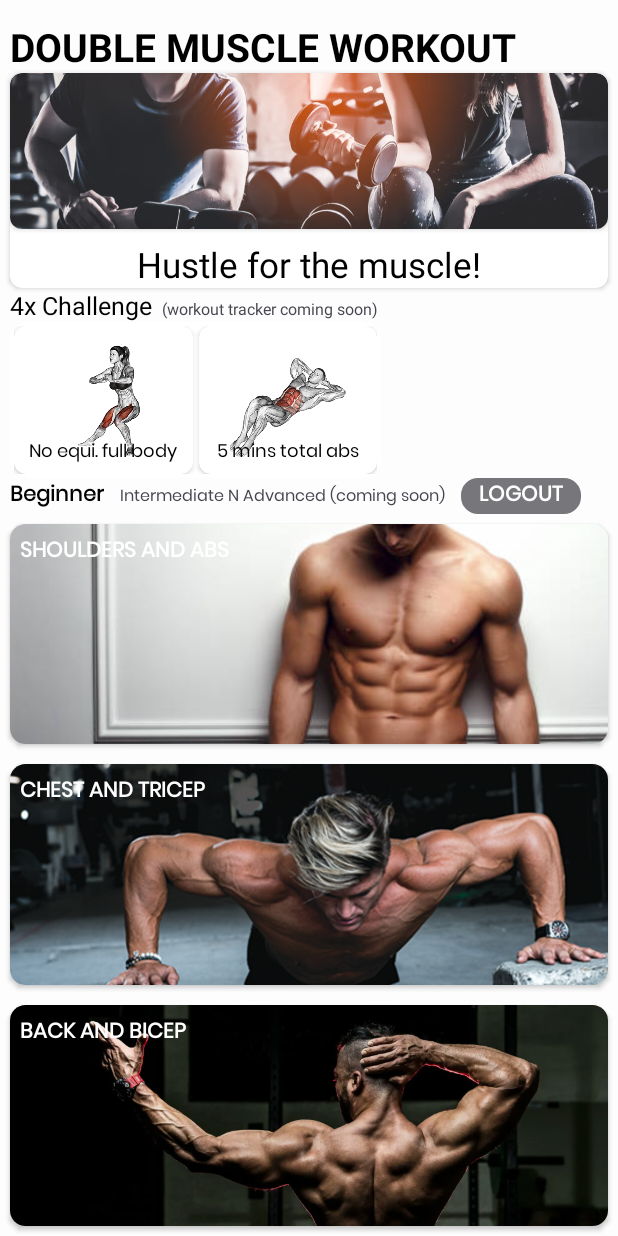
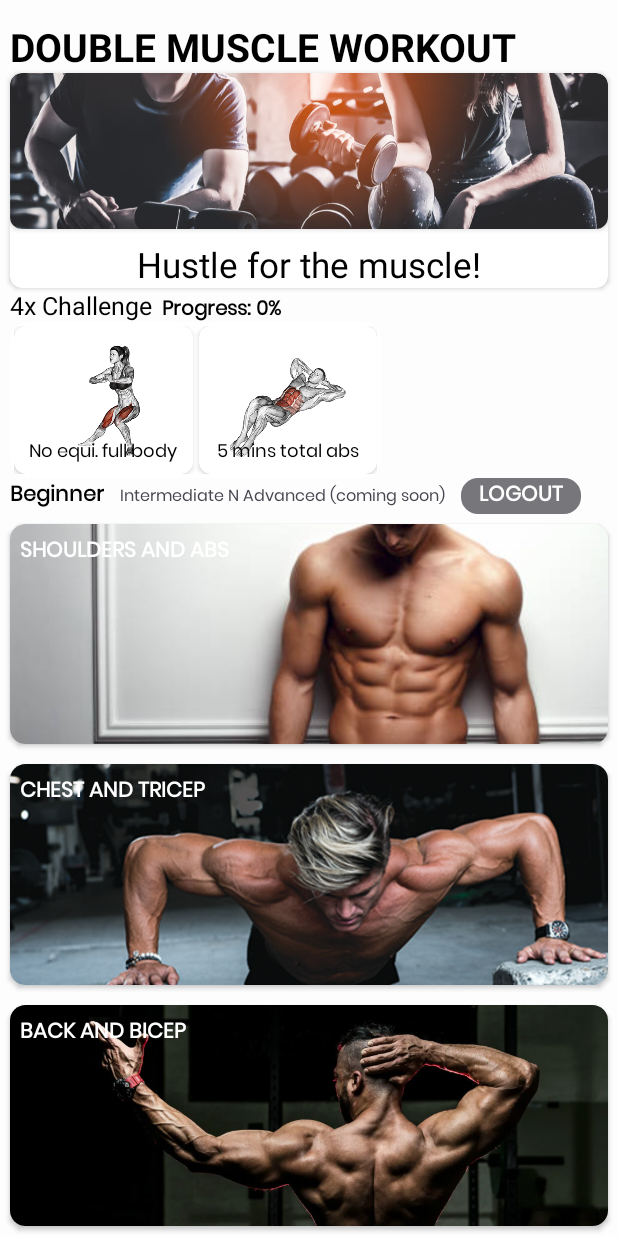
Before and after one commit to ravigavade/Double-Muscle-Workout, an Android app: the screen it shows after launch once a user with an empty profile is signed in (MainActivity), on a phone screen of 412 x 824 dp. Run offline under Robolectric (Android 15) with nearby library versions, the phone set to English and light mode, and no system bars; our stand-ins replace Firebase (no records; nobody signed in at launch, a user with empty details on screens opened directly), sdp/ssp sizes; Roboto replaces fonts that are not available here.

Commit message:
added tracker

```diff
--- /dev/null
+++ b/app/src/main/java/com/example/jimjam/ExerciseProgressUtil.kt
@@ -0,0 +1,22 @@
+package com.example.jimjam
+
+import android.content.Context
+import android.content.SharedPreferences
+
+object ExerciseProgressUtil {
+
+    private const val PREFS_NAME = "exercise_progress_prefs"
+    private const val COMPLETED_EXERCISES_KEY = "completed_exercises"
+
+    fun getCompletedExercises(context: Context): Set<Int> {
+        val prefs = context.getSharedPreferences(PREFS_NAME, Context.MODE_PRIVATE)
+        return prefs.getStringSet(COMPLETED_EXERCISES_KEY, setOf())!!.map { it.toInt() }.toSet()
+    }
+
+    fun addCompletedExercise(context: Context, exerciseId: Int) {
+        val prefs = context.getSharedPreferences(PREFS_NAME, Context.MODE_PRIVATE)
+        val completedExercises = getCompletedExercises(context).toMutableSet()
+        completedExercises.add(exerciseId)
+        prefs.edit().putStringSet(COMPLETED_EXERCISES_KEY, completedExercises.map { it.toString() }.toSet()).apply()
+    }
+}
--- a/app/src/main/java/com/example/jimjam/MainActivity.kt
+++ b/app/src/main/java/com/example/jimjam/MainActivity.kt
@@ -3,6 +3,7 @@ package com.example.jimjam
 import android.content.Intent
 import android.os.Bundle
 import android.util.Log
+import android.widget.TextView
 import android.widget.Toast
 import androidx.appcompat.app.AppCompatActivity
 import com.example.jimjam.databinding.ActivityMainBinding
@@ -13,14 +14,25 @@ import com.google.firebase.ktx.Firebase
 class MainActivity : AppCompatActivity() {
 
     private lateinit var auth: FirebaseAuth
+    private lateinit var binding: ActivityMainBinding
+
+    // Track completed exercises
+    private var totalExercises = 0
+    private var completedExercises = 0
 
     override fun onCreate(savedInstanceState: Bundle?) {
         super.onCreate(savedInstanceState)
 
         auth = Firebase.auth
+        binding = ActivityMainBinding.inflate(layoutInflater)
+        setContentView(binding.root)
 
-        val binding = ActivityMainBinding.inflate(layoutInflater)
-        setContentView(binding.root)
+        // Initialize totalExercises based on your actual exercises
+        totalExercises = 18 // Example: adjust based on your actual exercise count
+        completedExercises = 0
+
+        updateProgress()
+
 
         binding.BackAndBicepCard.setOnClickListener {
             startActivity(Intent(this, CardBackBiceps::class.java))
@@ -45,7 +57,6 @@ class MainActivity : AppCompatActivity() {
         binding.logoutbtn.setOnClickListener {
             try {
                 Firebase.auth.signOut()
-                // No need to check currentUser after signOut; the user should be logged out.
                 startActivity(Intent(this, LoginAvitivity::class.java))
                 finish()
             } catch (e: Exception) {
@@ -54,4 +65,22 @@ class MainActivity : AppCompatActivity() {
             }
         }
     }
+    override fun onResume() {
+        super.onResume()
+        updateProgress()
+    }
+
+    private fun updateProgress() {
+        val completedExercises = ExerciseProgressUtil.getCompletedExercises(this)
+        val progressPercentage = (completedExercises.size * 100) / totalExercises
+        binding.progressTextView.text = "Progress: $progressPercentage%"
+    }
+
+
+    // Call this function whenever an exercise is completed
+    private fun onExerciseCompleted() {
+        completedExercises++
+        updateProgress()
+        Toast.makeText(this, "Exercise completed! Progress: ${(completedExercises * 100) / totalExercises}%", Toast.LENGTH_SHORT).show()
+    }
 }
--- a/app/src/main/res/layout/activity_card_chest_tricep.xml
+++ b/app/src/main/res/layout/activity_card_chest_tricep.xml
@@ -50,6 +50,7 @@
             android:layout_height="wrap_content">
 
             <androidx.cardview.widget.CardView
+                android:id="@+id/card1"
                 android:layout_width="match_parent"
                 android:layout_margin="@dimen/_5sdp"
                 android:backgroundTint="@color/white"
@@ -86,6 +87,7 @@
             </androidx.cardview.widget.CardView>
 
             <androidx.cardview.widget.CardView
+                android:id="@+id/card2"
                 android:layout_width="match_parent"
                 android:layout_margin="@dimen/_5sdp"
                 app:cardCornerRadius="@dimen/_8sdp"
@@ -126,6 +128,7 @@
                 android:layout_margin="@dimen/_5sdp"
                 android:backgroundTint="@color/white"
                 app:cardCornerRadius="@dimen/_8sdp"
+                android:id="@+id/card3"
                 android:layout_height="@dimen/_100sdp">
                 <LinearLayout
                     android:layout_width="match_parent"
@@ -160,6 +163,7 @@
             <androidx.cardview.widget.CardView
                 android:layout_width="match_parent"
                 android:layout_margin="@dimen/_5sdp"
+                android:id="@+id/card4"
                 android:backgroundTint="@color/white"
                 app:cardCornerRadius="@dimen/_8sdp"
                 android:layout_height="@dimen/_100sdp">
@@ -194,6 +198,7 @@
             </androidx.cardview.widget.CardView>
 
             <androidx.cardview.widget.CardView
+                android:id="@+id/card5"
                 android:layout_width="match_parent"
                 android:layout_margin="@dimen/_5sdp"
                 android:backgroundTint="@color/white"
@@ -234,6 +239,7 @@
                 android:layout_width="match_parent"
                 android:layout_margin="@dimen/_5sdp"
                 android:backgroundTint="@color/white"
+                android:id="@+id/card6"
                 app:cardCornerRadius="@dimen/_8sdp"
                 android:layout_height="@dimen/_100sdp">
                 <LinearLayout
--- a/app/src/main/res/layout/activity_card_shoulder_abs.xml
+++ b/app/src/main/res/layout/activity_card_shoulder_abs.xml
@@ -47,6 +47,7 @@
             android:layout_height="wrap_content">
 
             <androidx.cardview.widget.CardView
+                android:id="@+id/card1"
                 android:layout_width="match_parent"
                 android:layout_margin="@dimen/_5sdp"
                 app:cardCornerRadius="@dimen/_8sdp"
@@ -83,6 +84,7 @@
             </androidx.cardview.widget.CardView>
 
             <androidx.cardview.widget.CardView
+                android:id="@+id/card2"
                 android:layout_width="match_parent"
                 android:layout_margin="@dimen/_5sdp"
                 app:cardCornerRadius="@dimen/_8sdp"
@@ -120,6 +122,7 @@
 
             <androidx.cardview.widget.CardView
                 android:layout_width="match_parent"
+                android:id="@+id/card3"
                 android:layout_margin="@dimen/_5sdp"
                 app:cardCornerRadius="@dimen/_8sdp"
                 android:backgroundTint="@color/white"
@@ -156,6 +159,7 @@
 
             <androidx.cardview.widget.CardView
                 android:layout_width="match_parent"
+                android:id="@+id/card4"
                 android:layout_margin="@dimen/_5sdp"
                 android:backgroundTint="@color/white"
                 app:cardCornerRadius="@dimen/_8sdp"
@@ -192,6 +196,7 @@
 
             <androidx.cardview.widget.CardView
                 android:layout_width="match_parent"
+                android:id="@+id/card5"
                 android:layout_margin="@dimen/_5sdp"
                 app:cardCornerRadius="@dimen/_8sdp"
                 android:backgroundTint="@color/white"
@@ -231,6 +236,7 @@
                 android:layout_width="match_parent"
                 android:layout_margin="@dimen/_5sdp"
                 android:backgroundTint="@color/white"
+                android:id="@+id/card6"
                 app:cardCornerRadius="@dimen/_8sdp"
                 android:layout_height="@dimen/_100sdp">
                 <LinearLayout
--- a/app/src/main/res/layout/activity_main.xml
+++ b/app/src/main/res/layout/activity_main.xml
@@ -68,11 +68,16 @@
             android:text="4x Challenge"/>
 
         <TextView
-            android:layout_width="wrap_content"
+            android:id="@+id/progressTextView"
+            android:layout_width="match_parent"
             android:layout_height="wrap_content"
-            android:layout_marginLeft="@dimen/_5sdp"
-            android:textSize="@dimen/_8ssp"
-            android:text="(workout tracker coming soon)"/>
+            android:fontFamily="@font/poppins"
+            android:paddingHorizontal="@dimen/_5sdp"
+            android:text="Progress: 0%"
+            android:textColor="@color/black"
+            android:textSize="@dimen/_10ssp"
+            android:textStyle="bold"
+            />
 
     </LinearLayout>
 
--- a/app/src/main/res/values/colors.xml
+++ b/app/src/main/res/values/colors.xml
@@ -2,4 +2,6 @@
 <resources>
     <color name="black">#FF000000</color>
     <color name="white">#FFFFFFFF</color>
+    <color name="gray">#948F8F</color>
+    <color name="green">#4CAF50</color>
 </resources>
```
Also changed, not shown: app/src/main/java/com/example/jimjam/CardBackBiceps.kt (+37 -9 lines), app/src/main/java/com/example/jimjam/CardChestTricep.kt (+37 -5 lines), app/src/main/java/com/example/jimjam/CardShoulderABS.kt (+36 -9 lines), app/src/main/res/layout/activity_card_back_biceps.xml (+12 -28 lines).
